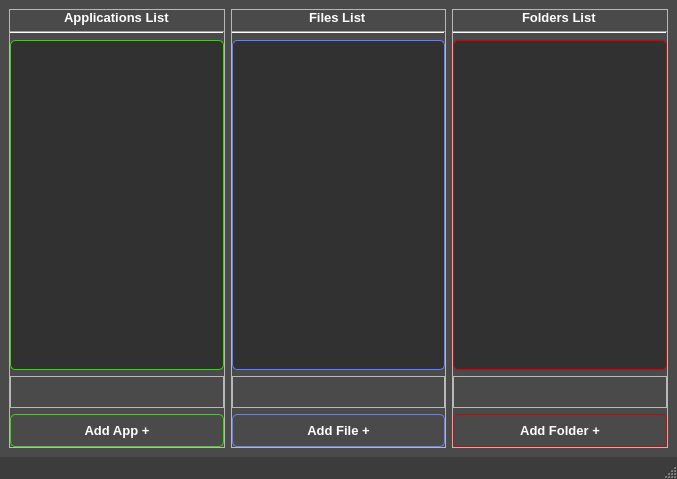
Above: GUI/Linker.ui from KrmBab/Linker before the change. Below: the same form after it.
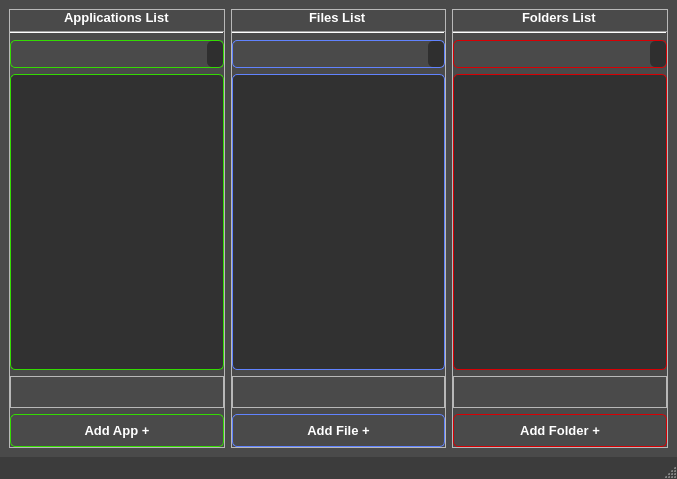
That is the form after the change. Icons and pictures are not drawn.

Diff of the .ui file:
```diff
--- a/GUI/Linker.ui
+++ b/GUI/Linker.ui
@@ -30,15 +30,32 @@
    <string notr="true">*{
 color: #fff
 }
+QComboBox{
+		background-color: rgb(74, 74, 74);
+	border-radius: 5px;
+	padding:5px;
+}
+
+QComboBox:hover { 
+background-color: rgb(47, 47, 47); 
+}
+QComboBox QAbstractItemView {
+	background-color: rgb(47, 47, 47); 
+   border: none;
+   border: 1px solid rgb(189, 189, 189);
+	border-radius: 5px;
+	padding:5px;
+}
+
+QComboBox::drop-down{
+	background-color: rgb(47, 47, 47); 
+	border-radius: 5px;
+	padding:5px;
+}
+
 QPushButton:hover { 
 background-color: rgb(47, 47, 47); 
 }
-QListView::item {
-border: none;
-   border: 1px solid rgb(189, 189, 189);
-	border-radius: 5px;
-	padding:8px;
-}
 QListView::item:hover {
     background-color: rgb(120, 120, 120);
 }
@@ -80,6 +97,17 @@
 	padding:8px;
 }
 
+#class_files{
+	border: 1px solid rgb(97, 131, 255);
+}
+#class_apps{
+	border: 1px solid rgb(52, 218, 2)
+}
+
+#class_folders{
+	border: 1px solid rgb(216, 0, 4);
+}
+
 #listView_folders{
 background-color: rgb(49, 49, 49);
 border: 1px solid rgb(216, 0, 4);
@@ -97,6 +125,25 @@
 border: 1px solid rgb(52, 218, 2);
 	border-radius: 5px;
 	padding:8px;
+}
+
+#listView_folders:item{
+border: none;
+   border: 1px solid rgb(189, 189, 189);
+	border-radius: 5px;
+	padding:8px;
+}
+#listView_files:item{
+border: none;
+   border: 1px solid rgb(189, 189, 189);
+	border-radius: 5px;
+	padding:8px;
+}
+#listView_apps:item{
+border: none;
+   border: 1px solid rgb(189, 189, 189);
+	border-radius: 5px;
+	padding:8px;
 }</string>
   </property>
   <widget class="QWidget" name="centralwidget">
@@ -162,6 +209,9 @@
             </property>
            </widget>
           </item>
+          <item>
+           <widget class="QComboBox" name="class_apps"/>
+          </item>
           <item>
            <widget class="QListView" name="listView_apps">
             <property name="font">
@@ -288,6 +338,9 @@
             </property>
            </widget>
           </item>
+          <item>
+           <widget class="QComboBox" name="class_files"/>
+          </item>
           <item>
            <widget class="QListView" name="listView_files">
             <property name="font">
@@ -417,6 +470,9 @@
             </property>
            </widget>
           </item>
+          <item>
+           <widget class="QComboBox" name="class_folders"/>
+          </item>
           <item>
            <widget class="QListView" name="listView_folders">
             <property name="font">
```
